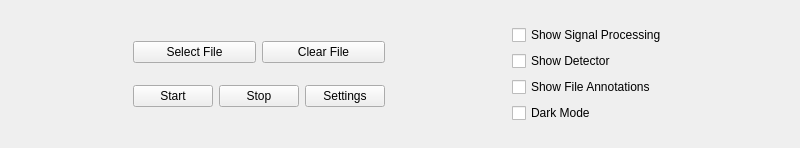
First picture: the form in src/gui/controller_ui.ui, repository rrfremen/frem-ecg-detector, before the edit.
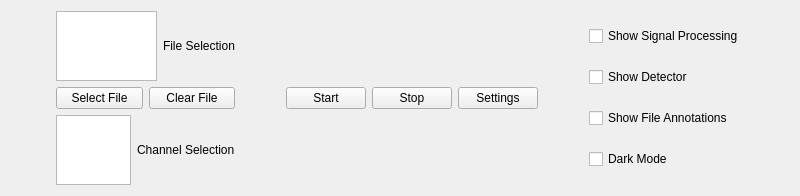
Second picture: the form after the edit.

Commit message: refactor: centralize WFDB usage to extractor and add channel selection

```diff
--- a/src/gui/controller_ui.ui
+++ b/src/gui/controller_ui.ui
@@ -7,7 +7,7 @@
     <x>0</x>
     <y>0</y>
     <width>800</width>
-    <height>148</height>
+    <height>180</height>
    </rect>
   </property>
   <property name="sizePolicy">
@@ -21,10 +21,7 @@
   </property>
   <layout class="QGridLayout" name="gridLayout">
    <item row="0" column="0">
-    <layout class="QHBoxLayout" name="horizontalLayout_3">
-     <item>
-      <layout class="QVBoxLayout" name="verticalLayout_2"/>
-     </item>
+    <layout class="QHBoxLayout" name="horizontalLayout_3" stretch="1,4,1,1,1,1,1">
      <item>
       <spacer name="horizontalSpacer">
        <property name="orientation">
@@ -39,7 +36,34 @@
       </spacer>
      </item>
      <item>
-      <layout class="QVBoxLayout" name="verticalLayout_3">
+      <layout class="QVBoxLayout" name="verticalLayout_5">
+       <item>
+        <layout class="QHBoxLayout" name="horizontalLayout">
+         <item>
+          <widget class="QListWidget" name="listWidget_fileSelection">
+           <property name="sizePolicy">
+            <sizepolicy hsizetype="Expanding" vsizetype="Expanding">
+             <horstretch>2</horstretch>
+             <verstretch>0</verstretch>
+            </sizepolicy>
+           </property>
+          </widget>
+         </item>
+         <item>
+          <widget class="QLabel" name="label_fileSelection">
+           <property name="sizePolicy">
+            <sizepolicy hsizetype="Preferred" vsizetype="Preferred">
+             <horstretch>1</horstretch>
+             <verstretch>0</verstretch>
+            </sizepolicy>
+           </property>
+           <property name="text">
+            <string>File Selection</string>
+           </property>
+          </widget>
+         </item>
+        </layout>
+       </item>
        <item>
         <layout class="QHBoxLayout" name="horizontalLayout_2">
          <item>
@@ -59,6 +83,50 @@
         </layout>
        </item>
        <item>
+        <layout class="QHBoxLayout" name="horizontalLayout_5">
+         <item>
+          <widget class="QListWidget" name="listWidget_channelSelection">
+           <property name="sizePolicy">
+            <sizepolicy hsizetype="Expanding" vsizetype="Expanding">
+             <horstretch>2</horstretch>
+             <verstretch>0</verstretch>
+            </sizepolicy>
+           </property>
+          </widget>
+         </item>
+         <item>
+          <widget class="QLabel" name="label_channelSelection">
+           <property name="sizePolicy">
+            <sizepolicy hsizetype="Preferred" vsizetype="Preferred">
+             <horstretch>1</horstretch>
+             <verstretch>0</verstretch>
+            </sizepolicy>
+           </property>
+           <property name="text">
+            <string>Channel Selection</string>
+           </property>
+          </widget>
+         </item>
+        </layout>
+       </item>
+      </layout>
+     </item>
+     <item>
+      <spacer name="horizontalSpacer_4">
+       <property name="orientation">
+        <enum>Qt::Orientation::Horizontal</enum>
+       </property>
+       <property name="sizeHint" stdset="0">
+        <size>
+         <width>40</width>
+         <height>20</height>
+        </size>
+       </property>
+      </spacer>
+     </item>
+     <item>
+      <layout class="QVBoxLayout" name="verticalLayout_3" stretch="0">
+       <item>
         <layout class="QHBoxLayout" name="horizontalLayout_4">
          <item>
           <widget class="QPushButton" name="pushButton_start">
@@ -92,7 +160,7 @@
        </property>
        <property name="sizeHint" stdset="0">
         <size>
-         <width>79</width>
+         <width>40</width>
          <height>20</height>
         </size>
        </property>
```
The commit also changes 12 other files.
